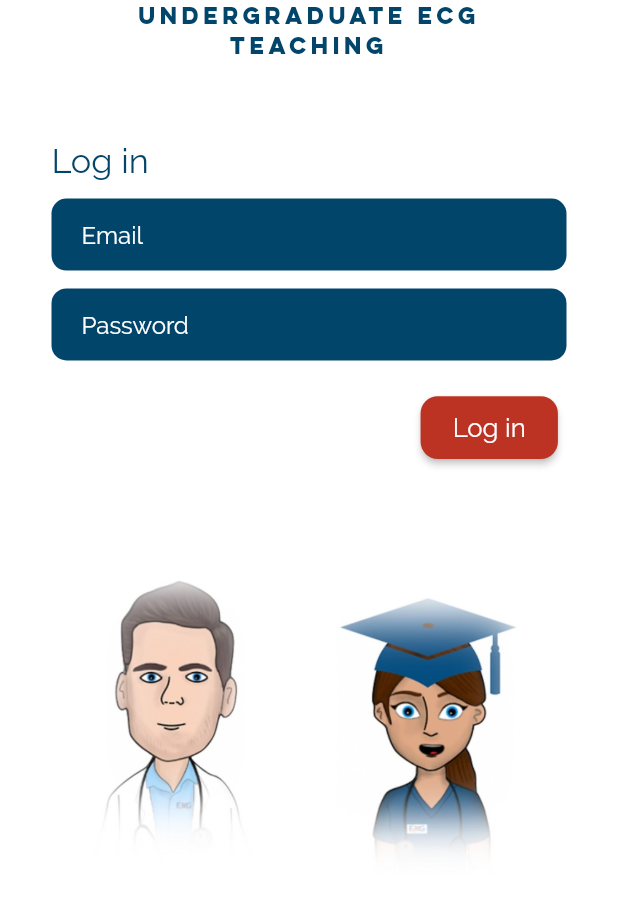
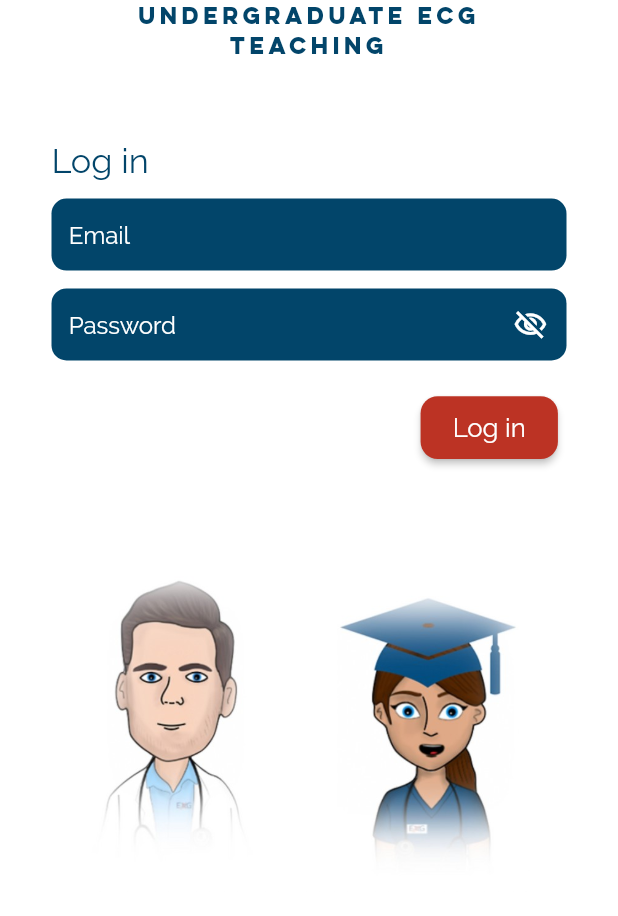
Before and after one commit to afzaaljutt2981/exg, a Flutter app: the screen it shows after launch, after a tap on "Log in", on a phone screen of 412 x 824 dp, the part 239-1155 px from its top. Run offline on Flutter 3.47's test engine with Material 2 defaults, Android fonts, the phone set to English and light mode, and no system bars; our stand-ins replace flick_video_player, flutter_screenutil, flutter_spinkit, hive, hive_flutter, open_filex and 3 more; accounts and stored records are empty; network calls fail.

Commit message:
adding view pass in login screen

```diff
--- a/lib/Ui/authentication/view/login_screen.dart
+++ b/lib/Ui/authentication/view/login_screen.dart
@@ -1,5 +1,4 @@
 import 'package:exg/Ui/authentication/controller/login_provider.dart';
-import 'package:exg/global/extras/text_field.dart';
 import 'package:exg/global/helper/custom_sized_box.dart';
 import 'package:flutter/material.dart';
 import 'package:flutter_screenutil/flutter_screenutil.dart';
@@ -31,6 +30,7 @@ class _LoginScreenState extends State<LoginScreen> {
     super.initState();
   }
 
+  bool hidePassword = true;
   @override
   Widget build(BuildContext context) {
     bool processLogin = context.watch<AuthProvider>().loginProcess;
@@ -89,21 +89,11 @@ class _LoginScreenState extends State<LoginScreen> {
             ),
             Padding(
               padding: EdgeInsets.symmetric(horizontal: 30.w, vertical: 10.h),
-              child: TextFieldWidget(
-                  hintText: 'Email',
-                  numOfLines: 1,
-                  isObsecure: false,
-                  textController: _email,
-                  type: TextInputType.emailAddress),
+              child: textField(_email, false, 'Email', 0),
             ),
             Padding(
               padding: EdgeInsets.symmetric(horizontal: 30.w, vertical: 0.h),
-              child: TextFieldWidget(
-                  hintText: 'Password',
-                  numOfLines: 1,
-                  isObsecure: true,
-                  textController: _pass,
-                  type: TextInputType.text),
+              child: textField(_pass, hidePassword, 'Password', 1),
             ),
             Padding(
               padding: EdgeInsets.symmetric(horizontal: 35.w, vertical: 20.h),
@@ -186,6 +176,55 @@ class _LoginScreenState extends State<LoginScreen> {
     );
   }
 
+  Widget textField(TextEditingController textController, bool isObsecure,
+      String hintText, int index) {
+    return TextField(
+      textInputAction: index == 0 ? TextInputAction.next : TextInputAction.done,
+      cursorColor: Colors.white,
+      obscureText: isObsecure,
+      controller: textController,
+      style: AppTextStyle.ralewayFont(color: Colors.white, fontSize: 15.sp),
+      decoration: InputDecoration(
+        suffixIcon: index == 0
+            ? null
+            : GestureDetector(
+                onTap: () {
+                  setState(() {
+                    hidePassword = !hidePassword;
+                  });
+                },
+                child: hidePassword
+                    ? Icon(
+                        Icons.visibility_off_outlined,
+                        color: Colors.white,
+                        size: 20.sp,
+                      )
+                    : Icon(
+                        Icons.visibility_outlined,
+                        color: Colors.white,
+                        size: 20.sp,
+                      )),
+        fillColor: AppColors.blueColor,
+        filled: true,
+        hintText: hintText,
+        hintStyle: TextStyle(
+          color: Colors.white,
+          fontSize: 14.sp,
+        ),
+        contentPadding: EdgeInsets.only(
+            left: 10.w,
+            top: index == 1 ? 0.h : 14.h,
+            right: index == 1 ? 10.w : 0.h),
+        border: const OutlineInputBorder(
+          borderRadius: BorderRadius.all(
+            Radius.circular(10),
+          ),
+          borderSide: BorderSide(width: 0, style: BorderStyle.none),
+        ),
+      ),
+    );
+  }
+
   bool validateEmail(String email) {
     String pattern =
         r'^[\w-]+(\.[\w-]+)*@[a-zA-Z0-9-]+(\.[a-zA-Z0-9-]+)*(\.[a-zA-Z]{2,})$';
--- a/lib/global/extras/text_field.dart
+++ /dev/null
@@ -1,58 +0,0 @@
-import 'package:exg/global/utils/app_colors.dart';
-import 'package:exg/global/utils/app_text_styles.dart';
-import 'package:flutter/material.dart';
-import 'package:flutter_screenutil/flutter_screenutil.dart';
-
-// ignore: must_be_immutable
-class TextFieldWidget extends StatefulWidget {
-  TextEditingController textController;
-  bool isObsecure;
-  TextInputType type;
-  String hintText;
-  int numOfLines;
-  void Function(String?)? onChanged;
-  TextFieldWidget(
-      {Key? key,
-      this.onChanged,
-      required this.hintText,
-      required this.numOfLines,
-      required this.isObsecure,
-      required this.textController,
-      required this.type})
-      : super(key: key);
-
-  @override
-  State<TextFieldWidget> createState() => _TextFieldWidgetState();
-}
-
-class _TextFieldWidgetState extends State<TextFieldWidget> {
-  @override
-  Widget build(BuildContext context) {
-    return TextField(
-      cursorColor: Colors.white,
-      keyboardType: super.widget.type,
-      obscureText: super.widget.isObsecure,
-      controller: super.widget.textController,
-      maxLines: super.widget.numOfLines,
-      onChanged: super.widget.onChanged,
-      style: AppTextStyle.ralewayFont(color: Colors.white, fontSize: 15.sp),
-      decoration: InputDecoration(
-        fillColor: AppColors.blueColor,
-        filled: true,
-        hintText: super.widget.hintText,
-        hintStyle: TextStyle(
-          color: Colors.white,
-          fontSize: 14.sp,
-        ),
-        contentPadding: const EdgeInsets.symmetric(horizontal: 20),
-        // fillColor: CColors.fillColor,
-        border: const OutlineInputBorder(
-          borderRadius: BorderRadius.all(
-            Radius.circular(10),
-          ),
-          borderSide: BorderSide(width: 0, style: BorderStyle.none),
-        ),
-      ),
-    );
-  }
-}
```
Also changed, not shown: lib/Ui/drawer/view/drawer_view.dart (+46 -6 lines).
